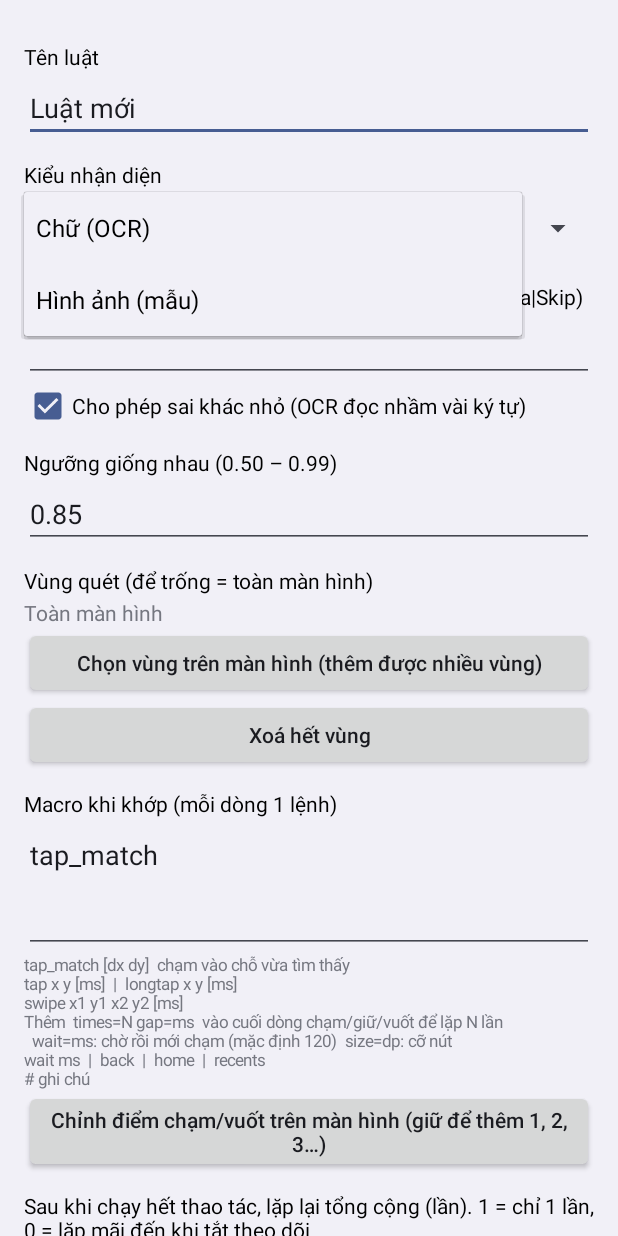
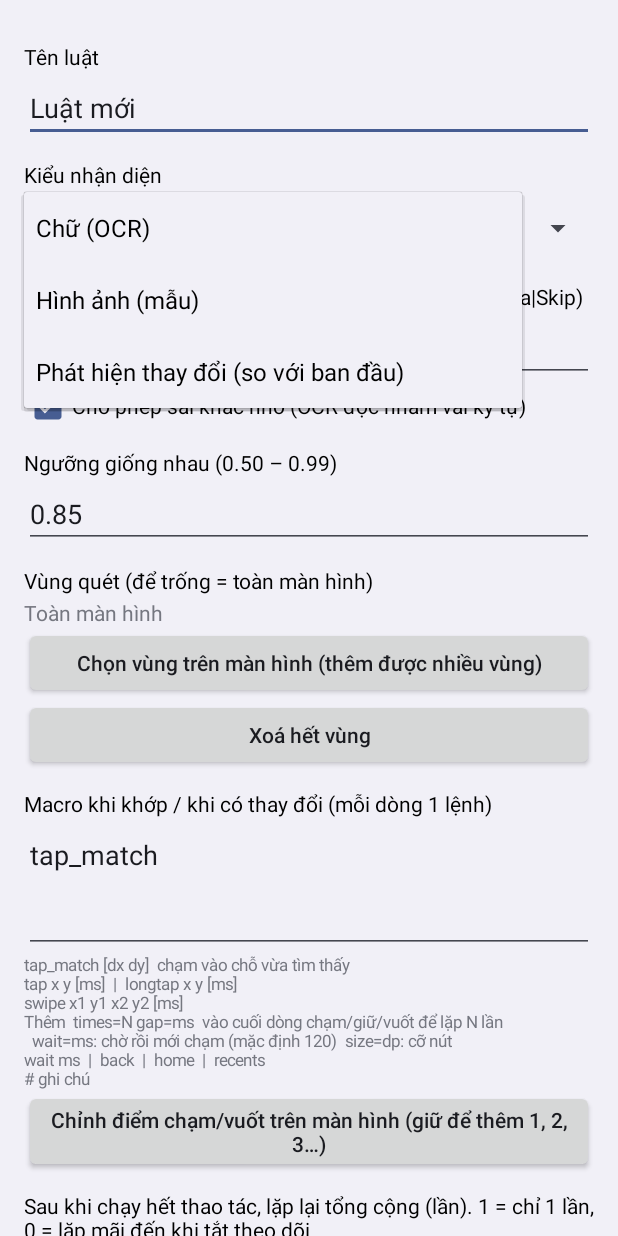
Before and after one commit to huuquan1989/Docmanhinh2.0, an Android app: the RuleEditActivity screen opened directly, with no data from a screen before it, after a tap on "Chữ (OCR)", on a phone screen of 412 x 824 dp. Run offline under Robolectric (Android 15) with nearby library versions, the phone set to English and light mode, and no system bars.

Commit message:
Them ma nguon

```diff
--- a/app/src/main/java/com/example/screenwatcher/Matchers.kt
+++ b/app/src/main/java/com/example/screenwatcher/Matchers.kt
@@ -59,6 +59,9 @@ object TextMatcher {
             .addOnSuccessListener { c.resume(it) }
             .addOnFailureListener { c.resumeWithException(it) }
     }
+
+    /** Đọc toàn bộ chữ trong ảnh, đã chuẩn hoá (dùng cho so sánh thay đổi). */
+    suspend fun readNorm(bmp: Bitmap): String = norm(recognize(bmp).text)
 
     /** rule.text có thể chứa nhiều lựa chọn, ngăn cách bằng dấu | (khớp 1 trong số đó là đủ). */
     suspend fun find(bmp: Bitmap, rule: Rule): Hit? {
--- a/app/src/main/java/com/example/screenwatcher/Models.kt
+++ b/app/src/main/java/com/example/screenwatcher/Models.kt
@@ -35,17 +35,26 @@ data class Rule(
     /** Sau khi chạy hết macro: lặp lại tổng cộng bấy nhiêu lần (1 = chỉ 1 lần, 0 = lặp mãi đến khi tắt theo dõi). */
     var repeatCount: Int = 1,
     var repeatDelayMs: Long = 500,
+    /** Kiểu CHANGE: so sánh bằng hình (CH_IMAGE) hay bằng chữ OCR (CH_TEXT). */
+    var changeMode: String = CH_IMAGE,
+    /** Kiểu CHANGE: vùng khác so với lúc đầu từ mức này (0.01..1.0) trở lên thì tính là có thay đổi. */
+    var diffThreshold: Double = 0.10,
 ) {
     fun toJson(): JSONObject = JSONObject()
         .put("id", id).put("name", name).put("type", type).put("text", text)
         .put("fuzzy", fuzzy).put("threshold", threshold).put("macro", macro)
         .put("cooldownMs", cooldownMs).put("enabled", enabled)
         .put("repeatCount", repeatCount).put("repeatDelayMs", repeatDelayMs)
+        .put("changeMode", changeMode).put("diffThreshold", diffThreshold)
         .put("regions", JSONArray().also { a -> regions.forEach { a.put(it.toJson()) } })
 
     companion object {
         const val TEXT = "TEXT"
         const val IMAGE = "IMAGE"
+        /** Phát hiện sự thay đổi của một vùng so với lúc ban đầu. */
+        const val CHANGE = "CHANGE"
+        const val CH_IMAGE = "IMAGE"
+        const val CH_TEXT = "TEXT"
 
         fun from(o: JSONObject): Rule {
             val regs = mutableListOf<Region>()
@@ -64,6 +73,8 @@ data class Rule(
                 enabled = o.optBoolean("enabled", true),
                 repeatCount = o.optInt("repeatCount", 1),
                 repeatDelayMs = o.optLong("repeatDelayMs", 500),
+                changeMode = o.optString("changeMode", CH_IMAGE),
+                diffThreshold = o.optDouble("diffThreshold", 0.10),
             )
         }
     }
--- a/app/src/main/java/com/example/screenwatcher/RuleEditActivity.kt
+++ b/app/src/main/java/com/example/screenwatcher/RuleEditActivity.kt
@@ -36,6 +36,10 @@ class RuleEditActivity : Activity() {
     private lateinit var repeatDelayEt: EditText
     private lateinit var textGroup: LinearLayout
     private lateinit var imageGroup: LinearLayout
+    private lateinit var changeGroup: LinearLayout
+    private lateinit var thrGroup: LinearLayout
+    private lateinit var changeMode: Spinner
+    private lateinit var diffThr: EditText
 
     private fun dp(v: Int) = (v * resources.displayMetrics.density).toInt()
 
@@ -65,9 +69,9 @@ class RuleEditActivity : Activity() {
         type = Spinner(this).apply {
             adapter = ArrayAdapter(
                 this@RuleEditActivity, android.R.layout.simple_spinner_dropdown_item,
-                listOf("Chữ (OCR)", "Hình ảnh (mẫu)"),
+                listOf("Chữ (OCR)", "Hình ảnh (mẫu)", "Phát hiện thay đổi (so với ban đầu)"),
             )
-            setSelection(if (rule.type == Rule.TEXT) 0 else 1)
+            setSelection(when (rule.type) { Rule.TEXT -> 0; Rule.IMAGE -> 1; else -> 2 })
             onItemSelectedListener = object : AdapterView.OnItemSelectedListener {
                 override fun onItemSelected(p: AdapterView<*>?, v: View?, pos: Int, id: Long) = toggleGroups()
                 override fun onNothingSelected(p: AdapterView<*>?) {}
@@ -92,12 +96,39 @@ class RuleEditActivity : Activity() {
         imageGroup.addView(btn("Chọn ảnh mẫu trên màn hình") { pick("TEMPLATE") })
         root.addView(imageGroup)
 
-        root.addView(label("Ngưỡng giống nhau (0.50 – 0.99)"))
+        // --- nhóm THAY ĐỔI ---
+        changeGroup = LinearLayout(this).apply { orientation = LinearLayout.VERTICAL }
+        changeGroup.addView(label("So sánh bằng"))
+        changeMode = Spinner(this).apply {
+            adapter = ArrayAdapter(
+                this@RuleEditActivity, android.R.layout.simple_spinner_dropdown_item,
+                listOf("Hình ảnh (điểm ảnh của vùng đổi)", "Chữ (nội dung OCR của vùng đổi)"),
+            )
+            setSelection(if (rule.changeMode == Rule.CH_TEXT) 1 else 0)
+        }
+        changeGroup.addView(changeMode)
+        changeGroup.addView(label("Ngưỡng thay đổi (0.01 – 1.00): vùng khác lúc đầu từ mức này trở lên thì chạy macro"))
+        diffThr = EditText(this).apply {
+            inputType = InputType.TYPE_CLASS_NUMBER or InputType.TYPE_NUMBER_FLAG_DECIMAL
+            setText(rule.diffThreshold.toString())
+        }
+        changeGroup.addView(diffThr)
+        changeGroup.addView(TextView(this).apply {
+            textSize = 11f
+            text = "Hình: tỉ lệ điểm ảnh khác. Chữ: tỉ lệ ký tự khác. VD 0.10 = khác 10%; nhỏ hơn = nhạy hơn.\n" +
+                "Mốc ban đầu được chụp tự động khi bắt đầu theo dõi (chế độ tuần tự: khi tới lượt luật này). " +
+                "Sau mỗi lần chạy macro, mốc được chụp lại. Nên chọn vùng nhỏ cần theo dõi ở bên dưới."
+        })
+        root.addView(changeGroup)
+
+        thrGroup = LinearLayout(this).apply { orientation = LinearLayout.VERTICAL }
+        thrGroup.addView(label("Ngưỡng giống nhau (0.50 – 0.99)"))
         thr = EditText(this).apply {
             inputType = InputType.TYPE_CLASS_NUMBER or InputType.TYPE_NUMBER_FLAG_DECIMAL
             setText(rule.threshold.toString())
         }
-        root.addView(thr)
+        thrGroup.addView(thr)
+        root.addView(thrGroup)
 
         root.addView(label("Vùng quét (để trống = toàn màn hình)"))
         regionsTv = TextView(this)
@@ -105,7 +136,7 @@ class RuleEditActivity : Activity() {
         root.addView(btn("Chọn vùng trên màn hình (thêm được nhiều vùng)") { pick("REGIONS") })
         root.addView(btn("Xoá hết vùng") { rule.regions.clear(); refreshRegions() })
 
-        root.addView(label("Macro khi khớp (mỗi dòng 1 lệnh)"))
+        root.addView(label("Macro khi khớp / khi có thay đổi (mỗi dòng 1 lệnh)"))
         macro = EditText(this).apply {
             setText(rule.macro); minLines = 3; gravity = android.view.Gravity.TOP
             inputType = InputType.TYPE_CLASS_TEXT or InputType.TYPE_TEXT_FLAG_MULTI_LINE
@@ -161,9 +192,11 @@ class RuleEditActivity : Activity() {
     }
 
     private fun toggleGroups() {
-        val isText = type.selectedItemPosition == 0
-        textGroup.visibility = if (isText) View.VISIBLE else View.GONE
-        imageGroup.visibility = if (isText) View.GONE else View.VISIBLE
+        val pos = type.selectedItemPosition
+        textGroup.visibility = if (pos == 0) View.VISIBLE else View.GONE
+        imageGroup.visibility = if (pos == 1) View.VISIBLE else View.GONE
+        changeGroup.visibility = if (pos == 2) View.VISIBLE else View.GONE
+        thrGroup.visibility = if (pos == 2) View.GONE else View.VISIBLE
     }
 
     private fun refreshRegions() {
@@ -178,7 +211,9 @@ class RuleEditActivity : Activity() {
 
     private fun collect() {
         rule.name = name.text.toString().ifBlank { "Luật" }
-        rule.type = if (type.selectedItemPosition == 0) Rule.TEXT else Rule.IMAGE
+        rule.type = when (type.selectedItemPosition) { 0 -> Rule.TEXT; 1 -> Rule.IMAGE; else -> Rule.CHANGE }
+        rule.changeMode = if (changeMode.selectedItemPosition == 1) Rule.CH_TEXT else Rule.CH_IMAGE
+        rule.diffThreshold = (diffThr.text.toString().toDoubleOrNull() ?: 0.10).coerceIn(0.01, 1.0)
         rule.text = text.text.toString()
         rule.fuzzy = fuzzy.isChecked
         rule.threshold = (thr.text.toString().toDoubleOrNull() ?: 0.85).coerceIn(0.5, 0.99)
```
Also changed, not shown: app/src/main/java/com/example/screenwatcher/CaptureService.kt (+61 -14 lines), app/src/main/java/com/example/screenwatcher/ChangeMatcher.kt (added, +108 -0 lines), app/src/main/java/com/example/screenwatcher/MainActivity.kt (+6 -1 lines).
